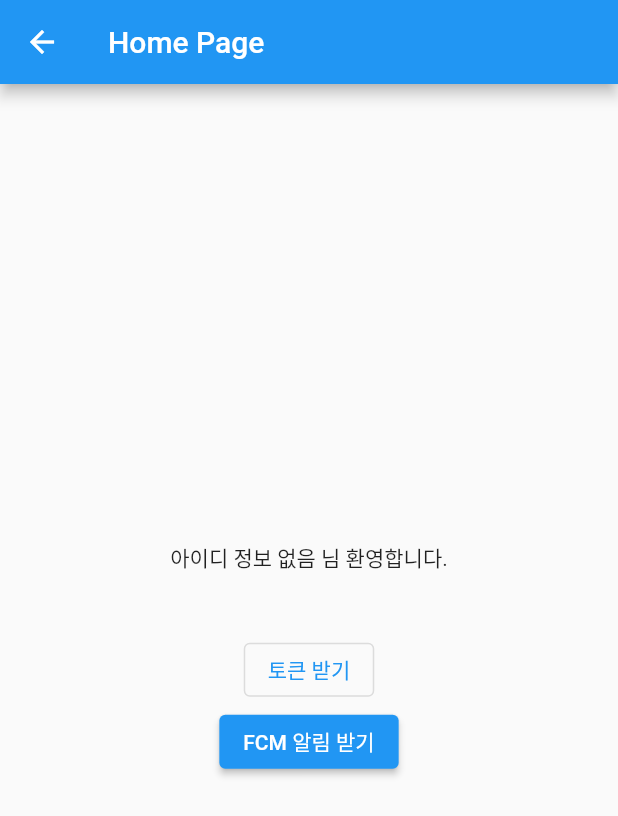
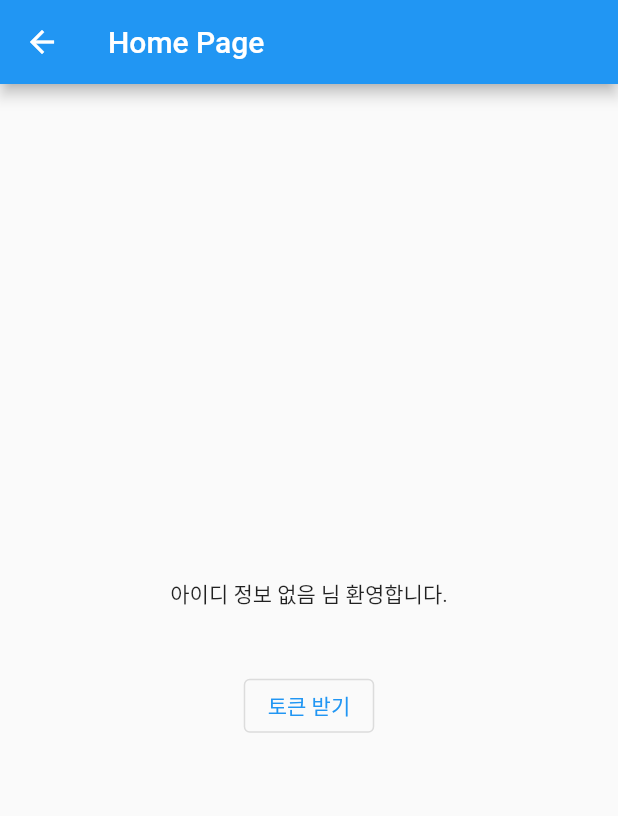
Before and after one commit to kisankang/kmong_fcm_getx, a Flutter app: the HomePage screen opened by its route, on a phone screen of 412 x 824 dp. Shown: the top 816 px of the screen. Run offline on Flutter 3.47's test engine with Material 2 defaults, Android fonts, the phone set to English and light mode, and no system bars; our stand-ins replace firebase_core, firebase_messaging, get; accounts and stored records are empty.

Commit message:
remove unnecessary

```diff
--- a/lib/modules/home/home_page.dart
+++ b/lib/modules/home/home_page.dart
@@ -19,7 +19,6 @@ class HomePage extends GetWidget<HomeController> {
                   print("my FCM token: $token");
                 },
                 child: Text("토큰 받기")),
-            ElevatedButton(onPressed: () {}, child: Text("FCM 알림 받기"))
           ],
         ),
       ),
```
